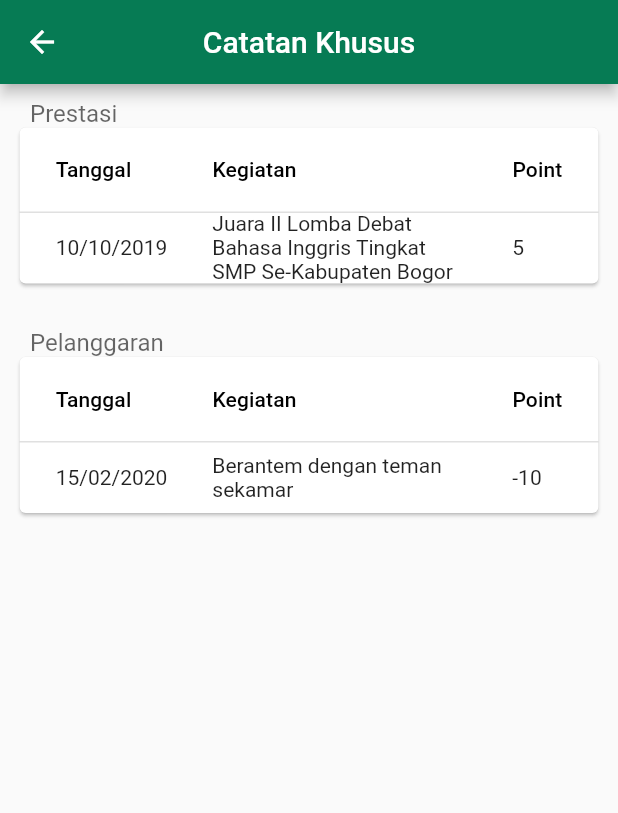
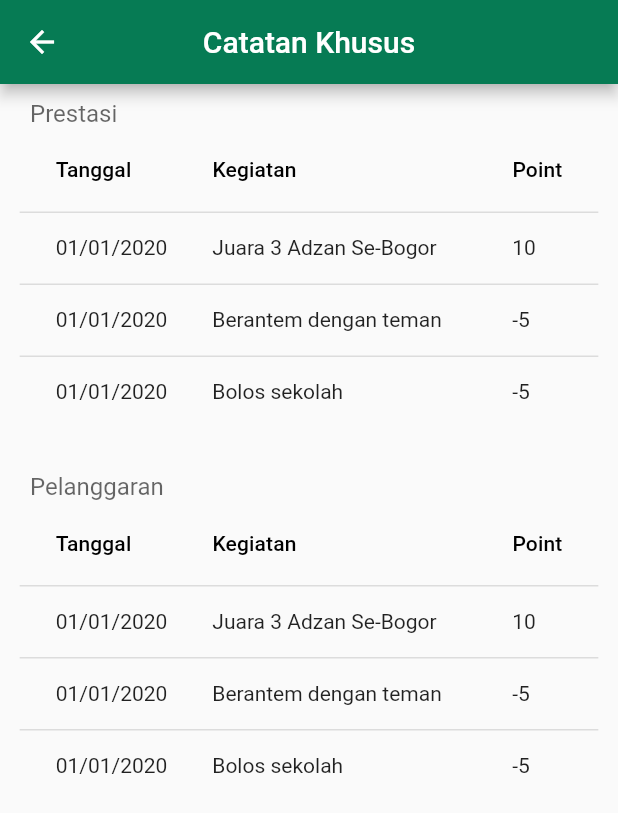
Before and after one commit to friskameilani/SCB-for-Parents, a Flutter app: the CatatanKhusus screen opened by its route, on a phone screen of 412 x 824 dp. Shown: the top 813 px of the screen. Run offline on Flutter 3.47's test engine with Material 2 defaults, Android fonts, the phone set to English and light mode, and no system bars; our stand-ins replace carousel_pro, shared_preferences; accounts and stored records are empty; network calls fail.

Commit message:
update page Beranda, load json data CatatanKhusus (blm fix)

```diff
--- a/lib/network_utils/anak.json
+++ b/lib/network_utils/anak.json
@@ -1,9 +1,9 @@
 {
-    "nama": "Kipli Meilani",
-    "jenis_kelamin": "Laki-laki",
+    "nama": "Kipli",
     "nis": "181907020",
     "nisn": "0059105165",
+    "jenis_kelamin": "Laki-laki",
     "tempat_tanggal_lahir": "Tangerang, 10 Mei 1999",
     "kelas": "IX",
-    "asrama": "Asrama Putri Kamar 28"
+    "asrama": "Asrama Putra Kamar 28"
 }
--- a/lib/network_utils/orangtua.json
+++ b/lib/network_utils/orangtua.json
@@ -2,6 +2,6 @@
     "nama": "Friska Meilani",
     "nomor_Hp": "081234567890",
     "alamat": "Jalan Raya Dramaga, Dramaga, Bogor, 16680",
-    "jenis_kelamin": "Laki-laki",
-    "nama_anak": "Kipli Meilani"
+    "status": "Ibu",
+    "nama_anak": "Kipli"
 }
--- /dev/null
+++ b/lib/network_utils/prestasiDanPelanggaran.json
@@ -0,0 +1,35 @@
+[
+    {
+      "id": 1,
+      "nis": "g64170089",
+      "nama": "melan",
+      "jenis": "Prestasi",
+      "tanggal": "01/01/2020",
+      "kegiatan": "Juara 3 Adzan Se-Bogor",
+      "keterangan": "Bogor Islamic Festival 2020",
+      "point": "10",
+      "created_at": "2020-01-01 13:06:38"
+    },
+    {
+      "id": 2,
+      "nis": "g64170089",
+      "nama": "melan",
+      "jenis": "Pelanggaran",
+      "tanggal": "01/01/2020",
+      "kegiatan": "Berantem dengan teman",
+      "keterangan": "Berantem dengan Josep",
+      "point": "-5",
+      "created_at": "2020-01-01 13:06:38"
+    },
+  {
+    "id": 3,
+    "nis": "g64170033",
+    "nama": "kipli",
+    "jenis": "Pelanggaran",
+    "tanggal": "01/01/2020",
+    "kegiatan": "Bolos sekolah",
+    "keterangan": "ngumpet di kamar",
+    "point": "-5",
+    "created_at": "2020-01-01 13:06:38"
+  }
+]
--- a/lib/pages/catatanKhusus.dart
+++ b/lib/pages/catatanKhusus.dart
@@ -1,4 +1,10 @@
 import 'package:flutter/material.dart';
+import 'package:flutter/rendering.dart';
+import 'package:scbforparents/models/catatanKhusus.dart';
+import 'dart:convert';
+import 'package:http/http.dart' as http;
+import 'package:flutter/services.dart' show rootBundle;
+
 
 class CatatanKhusus extends StatefulWidget {
   @override
@@ -8,92 +14,119 @@ class CatatanKhusus extends StatefulWidget {
 class _CatatanKhususState extends State<CatatanKhusus> {
   var scbgreen = Color.fromRGBO(6, 123, 84, 1.0);
 
+  final String url = "lib/network_utils/prestasiDanPelanggaran.json";
+  List<catatan> catatanSiswa = [];
+
+
   @override
   void initState() {
-    super.initState();
+    loadData();
   }
-  SingleChildScrollView _prestasi() {
-    return SingleChildScrollView(
-      scrollDirection: Axis.vertical,
-      child: SingleChildScrollView(
+
+  Future<String> loadData() async {
+    var nis = {'nis': 'g64170089'};
+//    http.Response jsonText= await http.post(url, body: {"jenis": "prestasi"});
+    var jsonText = await rootBundle.loadString(url);
+    var dataText = json.decode(jsonText);
+    var data;
+    for (data in dataText) {
+      catatanSiswa.add(new catatan(
+          data['nis'], data['jenis'], data['tanggal'], data['kegiatan'], data['point']));
+    }
+    setState(() {});
+//    print(data["nis"]);
+    print(jsonText);
+    return 'success';
+  }
+
+//  SingleChildScrollView _prestasi() {
+//    return SingleChildScrollView(
+//      scrollDirection: Axis.vertical,
+//      child: SingleChildScrollView(
+//        child: DataTable(
+//          columnSpacing: 30,
+//          columns: [
+//            DataColumn(
+//              label: Text('Tanggal'),
+//            ),
+//            DataColumn(
+//              label: Text('Kegiatan'),
+//            ),
+//            DataColumn(
+//              label: Text('Point'),
+//            ),
+//          ],
+//          rows: [
+//            DataRow(cells: [
+//              DataCell(
+//                Text(
+//                    "10/10/2019",
+//                ),
+//              ),
+//              DataCell(
+//                Container(
+//                  width: 170, //SET width
+//                  child: Text(
+//                      "Juara II Lomba Debat Bahasa Inggris Tingkat SMP Se-Kabupaten Bogor",
+//                    ),
+//                )
+//              ),
+//              DataCell(
+//                Text(
+//                  "5",
+//                ),
+//              ),
+//            ]),
+//          ],
+//          ),
+//        ),
+//      );
+//  }
+  Widget _pelanggaran() {
+//    return new ListView.builder(
+//        itemCount: catatanSiswa.length,
+//        itemBuilder: (_, index){
+//          print("print " + catatanSiswa[0].kegiatan);
+//          print("print " + catatanSiswa[1].kegiatan);
+//          print("print " + catatanSiswa[2].kegiatan);
+          return Container(
                 child: DataTable(
                   columnSpacing: 30,
                   columns: [
                     DataColumn(
                       label: Text('Tanggal'),
+                      numeric: false,
+                      tooltip: "",
                     ),
                     DataColumn(
                       label: Text('Kegiatan'),
+                      numeric: false,
+                      tooltip: "",
                     ),
                     DataColumn(
                       label: Text('Point'),
+                      numeric: false,
+                      tooltip: "",
                     ),
                   ],
-          rows: [
-            DataRow(cells: [
-              DataCell(
-                Text(
-                    "10/10/2019",
-                ),
-              ),
-              DataCell(
-                Container(
+                  rows: catatanSiswa.map((element) =>
+                    DataRow(
+                        cells:  <DataCell> [
+                          DataCell(Text(element.tanggal)),
+                          DataCell(Container(
                             width: 170, //SET width
                             child: Text(
-                      "Juara II Lomba Debat Bahasa Inggris Tingkat SMP Se-Kabupaten Bogor",
-                    ),)
+                                element.kegiatan
                               ),
-              DataCell(
-                Text(
-                  "5",
+                          )),
+                          DataCell(Text(element.point)),
+                  ]),
+                  ).toList(),
                 ),
-              ),
-            ]),
-          ],
-          ),
-        ),
+
           );
-  }
-
-  SingleChildScrollView _pelanggaran() {
-    return SingleChildScrollView(
-      scrollDirection: Axis.vertical,
-      child: SingleChildScrollView(
-        child: DataTable(
-          columnSpacing: 30,
-          columns: [
-            DataColumn(
-              label: Text('Tanggal'),
-            ),
-            DataColumn(
-              label: Text('Kegiatan'),
-            ),
-            DataColumn(
-              label: Text('Point'),
-            ),
-          ],
-          rows: [
-            DataRow(cells: [
-              DataCell(
-                Text("15/02/2020"),
-              ),
-              DataCell(
-                Container(
-                  width: 170, //SET width
-                  child: Text(
-                    "Berantem dengan teman sekamar",
-                ),),
-              ),
-              DataCell(
-                Text(
-                  "-10",
-                ),
-              ),
-            ]),
-          ],
-        ),
-      ),
-    );
+//      }
+//    );
   }
 
   @override
@@ -109,14 +142,16 @@ class _CatatanKhususState extends State<CatatanKhusus> {
         backgroundColor: scbgreen,
     ),
 
-      body: Container(
+      body: catatanSiswa.length == 0
+        ? new Center(
+        child: new CircularProgressIndicator(),
+      ) : SingleChildScrollView(
         child: Column(
           mainAxisAlignment: MainAxisAlignment.start,
           children: <Widget>[
             Padding(
               padding: EdgeInsets.fromLTRB(20, 10, 20, 0),
               child: TextField(
-//                controller: _firstNameController,
                 decoration: InputDecoration.collapsed(
                   hintText: 'Prestasi',
                 ),
@@ -124,9 +159,9 @@ class _CatatanKhususState extends State<CatatanKhusus> {
             ),
             Expanded(
               flex: 0,
-              child: Card(
-                margin: EdgeInsets.fromLTRB(10, 0, 10, 0),
-                child: _prestasi(),
+              child: SizedBox(
+                height: 200.0,
+                child: _pelanggaran(),
               ),
             ),
 
@@ -134,7 +169,6 @@ class _CatatanKhususState extends State<CatatanKhusus> {
             Padding(
               padding: EdgeInsets.fromLTRB(20, 30, 20, 0),
               child: TextField(
-//                controller: _lastNameController,
                 decoration: InputDecoration.collapsed(
                   hintText: 'Pelanggaran',
                 ),
@@ -142,12 +176,13 @@ class _CatatanKhususState extends State<CatatanKhusus> {
             ),
             Expanded(
               flex: 0,
-              child: Card(
-                margin: EdgeInsets.fromLTRB(10, 0, 10, 0),
+              child: SizedBox(
+                height: 200.0,
                 child: _pelanggaran(),
               ),
             ),
             ]),
-    ));
+    )
+    );
   }
 }
--- a/lib/pages/nilaiAsramaSemester.dart
+++ b/lib/pages/nilaiAsramaSemester.dart
@@ -1,6 +1,8 @@
 // TODO Implement this library.
 import 'package:flutter/material.dart';
 import 'dart:math';
+
+import 'package:scbforparents/models/transkripAsrama.dart';
 
 class NilaiAsramaSmt extends StatefulWidget{
   NilaiAsramaSmt(this.semester);
@@ -11,6 +13,8 @@ class NilaiAsramaSmt extends StatefulWidget{
 
 class NilaiAsramaSmtState extends State<NilaiAsramaSmt>{
   var scbgreen = Color.fromRGBO(6, 123, 84, 1.0);
+
+  NilaiAsramaAPI nilaiAsramaAPI = null;
   static var aspek = [
     " ",
     "Tahsin",
--- a/lib/pages/tabRoutes.dart
+++ b/lib/pages/tabRoutes.dart
@@ -49,21 +49,21 @@ class Home extends StatelessWidget {
               icon: new Icon(Icons.home),
               child: Text(
                 'Beranda',
-                style: TextStyle(fontSize: 10),
+                style: TextStyle(fontSize: 12),
               ),
             ),
             Tab(
               icon: new Icon(Icons.book),
               child: Text(
                 'Rapor',
-                style: TextStyle(fontSize: 10),
+                style: TextStyle(fontSize: 12),
               ),
             ),
             Tab(
               icon: new Icon(Icons.person),
               child: Text(
                 'Profil',
-                style: TextStyle(fontSize: 10),
+                style: TextStyle(fontSize: 12),
               ),
             ),
           ],
--- a/pubspec.yaml
+++ b/pubspec.yaml
@@ -49,6 +49,7 @@ flutter:
   assets:
     - images/
     - assets/kabarSeputarSCB.json
+    - lib/network_utils/
 
   # An image asset can refer to one or more resolution-specific "variants", see
   # https://flutter.dev/assets-and-images/#resolution-aware.
```
Also changed, not shown: lib/components/kabarseputar_scb.dart (+13 -8 lines), lib/models/catatanKhusus.dart (added, +38 -0 lines), lib/models/transkripAsrama.dart (added, +53 -0 lines), lib/network_utils/transkripAsrama.json (added, +47 -0 lines), lib/pages/beranda.dart (+35 -15 lines), lib/pages/profil.dart (+10 -15 lines), images/background.jpg (added), 1 other file. Lines whose indentation alone changed are shown as unchanged.
